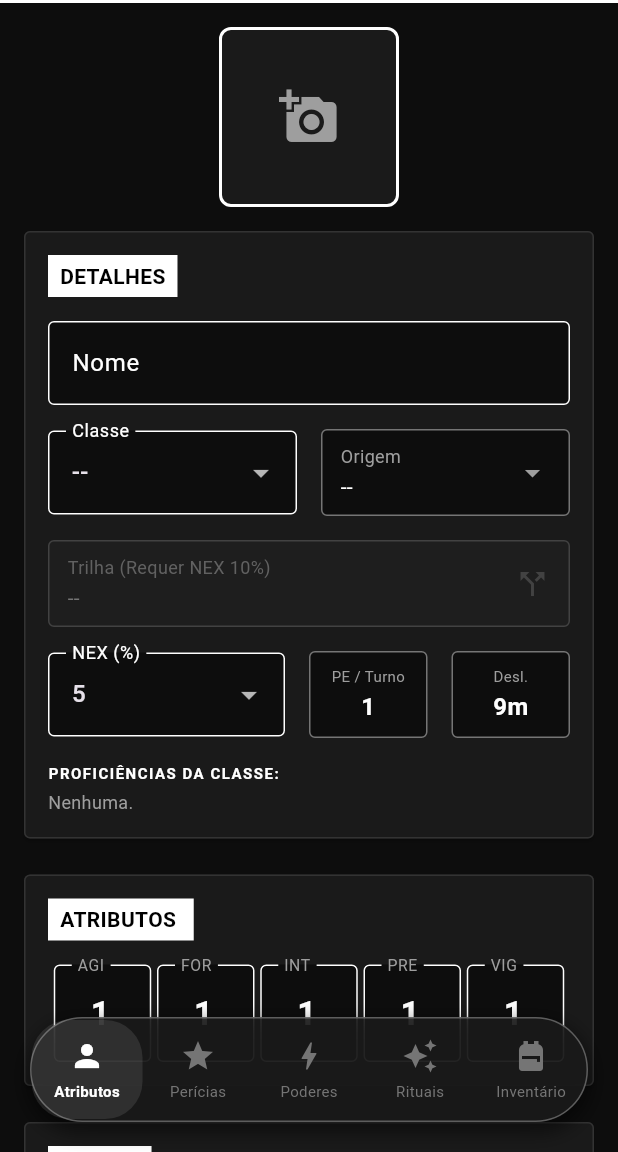
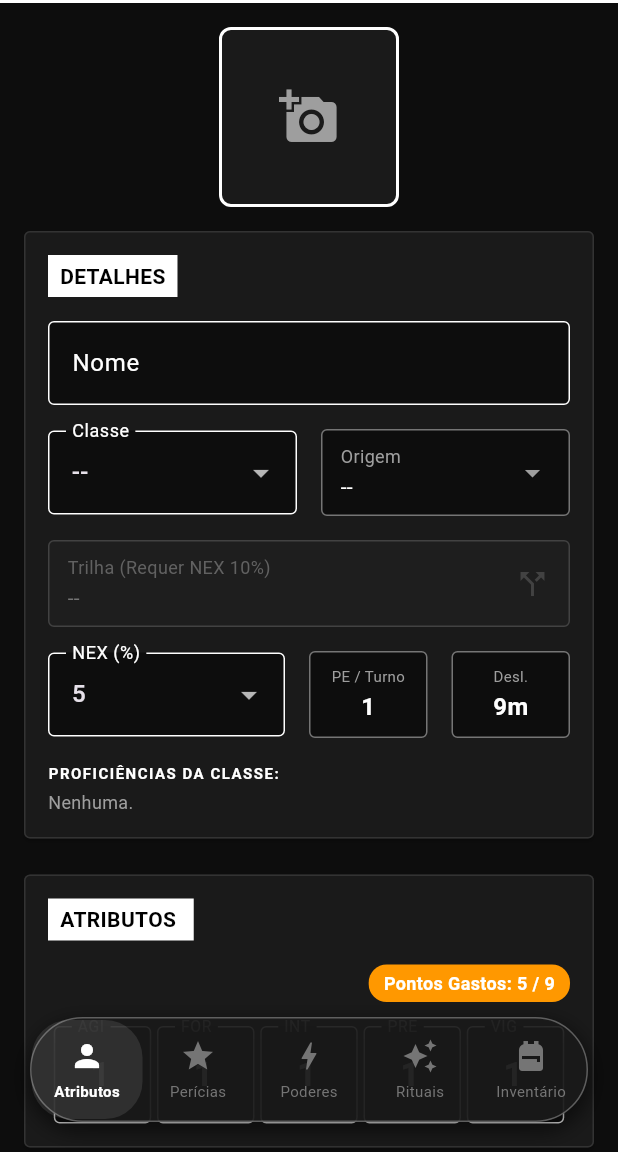
Before and after one commit to Julia-Evelyn/C.R.I.S., a Flutter app: the FichaAgente screen opened directly, on a phone screen of 412 x 824 dp, the part 84-1236 px from its top. Run offline on Flutter 3.47's test engine with Material 3 defaults, Android fonts, the phone set to English and light mode, and no system bars; our stand-ins replace image_cropper, image_picker, shared_preferences; accounts and stored records are empty.

Commit message:
Adição de lógica de atributos e ajustes na exibição das perícias

```diff
--- a/lib/anotacoes.txt
+++ b/lib/anotacoes.txt
@@ -24,10 +24,11 @@ Falta fazer:
 - Concertar sapoha de nex 100 q n existe na lore de ordem ----- FEITO
 - Aba de perícias mostrar detalhe sobre cada perícia ----- FEITO
 - Na área de ataques, mostrar listinha com ações diversas (investida, manobra, etc) ----- FEITO
+- Criar trilha de cada classe ----- FEITO
 
+- Configurar rolagem de teste e dano de armas
 - Perícia profissão add +1 categoria (I, II ou III dependendo do nível de treinamento) no limite
 - Add popup quando ganhar poder novo, atributo e melhoria de perícia
-- Criar trilha de cada classe
 - Poder girar perícia na aba de perícias
 - Limitar quantidade de atributos
 - Quando aumentar atributo de int, aparecer popup falando q pode escolher outra perícia
--- a/lib/componentes/widgets_ficha.dart
+++ b/lib/componentes/widgets_ficha.dart
@@ -2,6 +2,7 @@ import 'package:flutter/material.dart';
 
 class SecaoFicha extends StatelessWidget {
   final String titulo;
+  final Widget? tituloWidget; // <--- Adicionamos o opcional aqui!
   final List<Widget> filhos;
   final Color corTema;
   final Color corTexto;
@@ -10,6 +11,7 @@ class SecaoFicha extends StatelessWidget {
   const SecaoFicha({
     super.key,
     required this.titulo,
+    this.tituloWidget, // <--- Construtor
     required this.filhos,
     required this.corTema,
     required this.corTexto,
@@ -30,7 +32,8 @@ class SecaoFicha extends StatelessWidget {
         child: Column(
           crossAxisAlignment: CrossAxisAlignment.start,
           children: [
-            Container(
+            // A MÁGICA: Se enviarmos o tituloWidget, ele é desenhado. Se não, desenha sua caixa colorida!
+            tituloWidget ?? Container(
               padding: const EdgeInsets.symmetric(horizontal: 8, vertical: 4),
               decoration: BoxDecoration(
                 color: corTema,
--- a/lib/telas/ficha_agente.dart
+++ b/lib/telas/ficha_agente.dart
@@ -103,6 +103,20 @@ class _FichaAgenteState extends State<FichaAgente> {
     // Ginasta
     if (origemAtual == 'ginasta') baseDesl += 3;
     return baseDesl;
+  }
+
+  // Cálculo de atributos
+  int get totalAtributosPermitidos {
+    int max = 9; // (5 atributos base 1) + 4 pontos de criação = 9
+    if (nex >= 20) max += 1;
+    if (nex >= 50) max += 1;
+    if (nex >= 80) max += 1;
+    if (nex >= 95) max += 1;
+    return max;
+  }
+
+  int get totalAtributosAtuais {
+    return agi + forc + inte + pre + vig;
   }
 
   int get espacoMaximo {
@@ -1822,11 +1836,43 @@ class _FichaAgenteState extends State<FichaAgente> {
           ),
 
           SecaoFicha(
-            titulo: "Atributos ${block ? '(Toque para Rolar)' : ''}",
+            titulo:
+                "Atributos ${block ? '(Toque para Rolar)' : ''}", // <--- Voltamos ao título original e seguro!
             corTema: corFundoAfinidade,
             corTexto: corTextoAfinidade,
             isMorte: afinidadeAtual == 'Morte',
             filhos: [
+              // ======== CONTADOR DE ATRIBUTOS AQUI ========
+              if (!block) // Só mostra o contador se o modo de edição estiver ativado
+                Align(
+                  alignment: Alignment.centerRight,
+                  child: Container(
+                    margin: const EdgeInsets.only(
+                      bottom: 16,
+                    ), // Espaçamento antes dos botões
+                    padding: const EdgeInsets.symmetric(
+                      horizontal: 10,
+                      vertical: 4,
+                    ),
+                    decoration: BoxDecoration(
+                      color: totalAtributosAtuais > totalAtributosPermitidos
+                          ? Colors.redAccent
+                          : (totalAtributosAtuais < totalAtributosPermitidos
+                                ? Colors.orange
+                                : Colors.green),
+                      borderRadius: BorderRadius.circular(12),
+                    ),
+                    child: Text(
+                      "Pontos Gastos: $totalAtributosAtuais / $totalAtributosPermitidos",
+                      style: const TextStyle(
+                        color: Colors.white,
+                        fontWeight: FontWeight.bold,
+                        fontSize: 12,
+                      ),
+                    ),
+                  ),
+                ),
+
               Row(
                 mainAxisAlignment: MainAxisAlignment.spaceEvenly,
                 children: [
@@ -2082,7 +2128,7 @@ class _FichaAgenteState extends State<FichaAgente> {
                               Color corD20 = Colors.white;
                               String msgCrit = "";
                               if (d20 == 20) {
-                                corD20 = Colors.amberAccent;
+                                corD20 = const Color.fromARGB(255, 63, 152, 63);
                                 msgCrit = "SUCESSO CRÍTICO!";
                               } else if (d20 == 1) {
                                 corD20 = Colors.redAccent;
```
Also changed, not shown: lib/telas/pericias.dart (+15 -11 lines).
